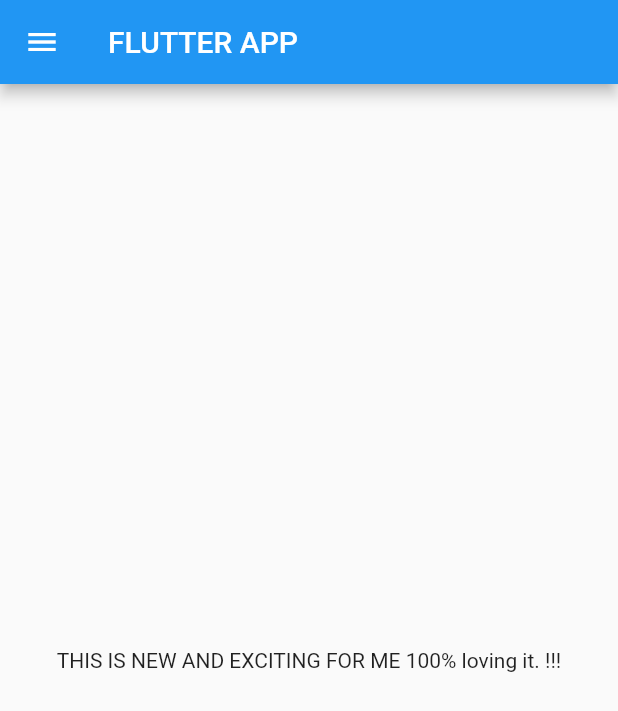
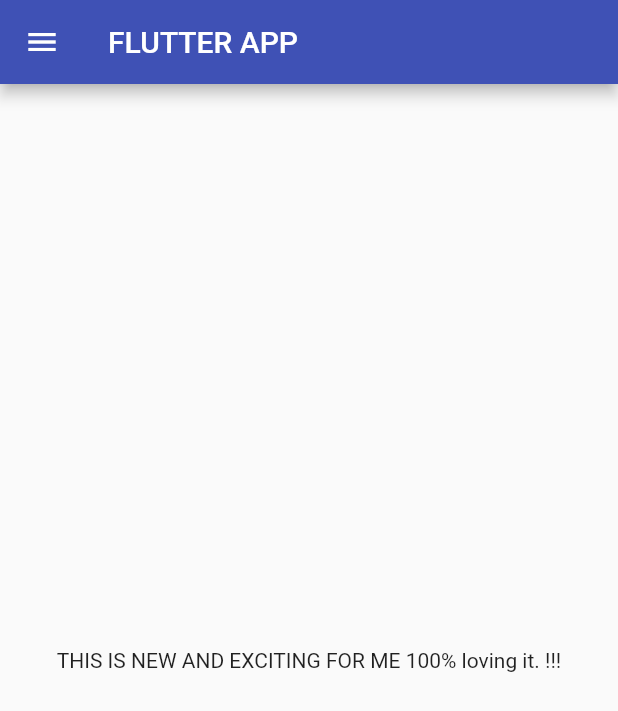
Before and after one commit to Aashish-20/fluttering_around, a Flutter app: the screen it shows after launch, on a phone screen of 412 x 824 dp. Shown: the top 711 px of the screen. Run offline on Flutter 3.47's test engine with Material 2 defaults, Android fonts, the phone set to English and light mode, and no system bars.

Commit message:
day 3 completed

```diff
--- a/lib/main.dart
+++ b/lib/main.dart
@@ -1,5 +1,6 @@
 import 'package:flutter/material.dart';
 import 'package:flutter_intro/pages/home_page.dart';
+import 'package:flutter_intro/pages/login_page.dart';
 
 void main() {
   runApp(MyApp());
@@ -11,6 +12,15 @@ class MyApp extends StatelessWidget {
     //we use "MaterialApp" because we cannot return the container for launching the app
     //we have to return the app
 
-    return MaterialApp(home: HomePage());
+    return MaterialApp(
+      //home: HomePage(),
+      theme: ThemeData(primarySwatch: Colors.indigo),
+      initialRoute: "/home",
+      routes: {
+        "/": (context) => LoginPage(),
+        "/home": (context) => HomePage(),
+        "/login": (context) => LoginPage()
+      },
+    );
   }
 }
```
Also changed, not shown: lib/pages/login_page.dart (added, +16 -0 lines).
